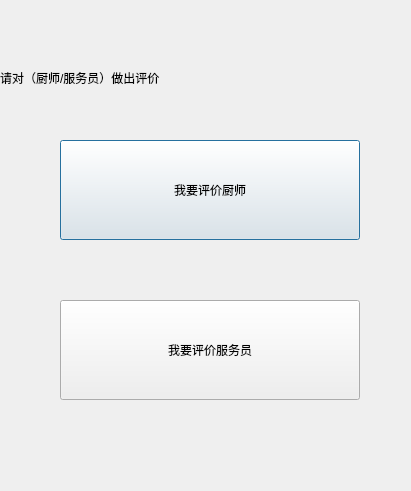
First picture: the form in usrui/comment.ui, repository himarsmty/c-homework, before the edit.
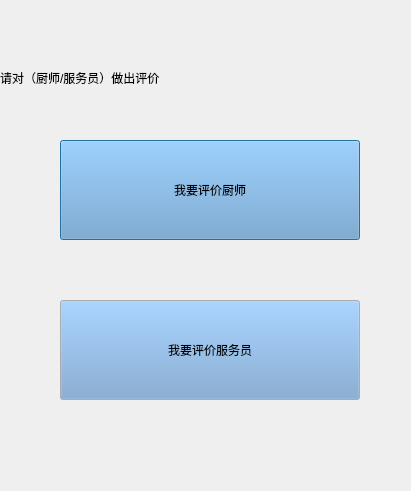
Second picture: the form after the edit. Icons and pictures are not drawn.

The edit to the form file:
```diff
--- a/usrui/comment.ui
+++ b/usrui/comment.ui
@@ -41,6 +41,43 @@
      <height>100</height>
     </rect>
    </property>
+   <property name="palette">
+    <palette>
+     <active>
+      <colorrole role="Button">
+       <brush brushstyle="SolidPattern">
+        <color alpha="255">
+         <red>114</red>
+         <green>159</green>
+         <blue>207</blue>
+        </color>
+       </brush>
+      </colorrole>
+     </active>
+     <inactive>
+      <colorrole role="Button">
+       <brush brushstyle="SolidPattern">
+        <color alpha="255">
+         <red>114</red>
+         <green>159</green>
+         <blue>207</blue>
+        </color>
+       </brush>
+      </colorrole>
+     </inactive>
+     <disabled>
+      <colorrole role="Button">
+       <brush brushstyle="SolidPattern">
+        <color alpha="255">
+         <red>114</red>
+         <green>159</green>
+         <blue>207</blue>
+        </color>
+       </brush>
+      </colorrole>
+     </disabled>
+    </palette>
+   </property>
    <property name="styleSheet">
     <string notr="true">font: 75 italic 24pt &quot;Ume Gothic C4&quot;;</string>
    </property>
@@ -57,6 +94,43 @@
      <height>100</height>
     </rect>
    </property>
+   <property name="palette">
+    <palette>
+     <active>
+      <colorrole role="Button">
+       <brush brushstyle="SolidPattern">
+        <color alpha="255">
+         <red>114</red>
+         <green>159</green>
+         <blue>207</blue>
+        </color>
+       </brush>
+      </colorrole>
+     </active>
+     <inactive>
+      <colorrole role="Button">
+       <brush brushstyle="SolidPattern">
+        <color alpha="255">
+         <red>114</red>
+         <green>159</green>
+         <blue>207</blue>
+        </color>
+       </brush>
+      </colorrole>
+     </inactive>
+     <disabled>
+      <colorrole role="Button">
+       <brush brushstyle="SolidPattern">
+        <color alpha="255">
+         <red>114</red>
+         <green>159</green>
+         <blue>207</blue>
+        </color>
+       </brush>
+      </colorrole>
+     </disabled>
+    </palette>
+   </property>
    <property name="styleSheet">
     <string notr="true">font: 75 italic 24pt &quot;Ume Gothic C4&quot;;</string>
    </property>
```
Left out of the diff: 4 changed lines with no effect on the pictures.
